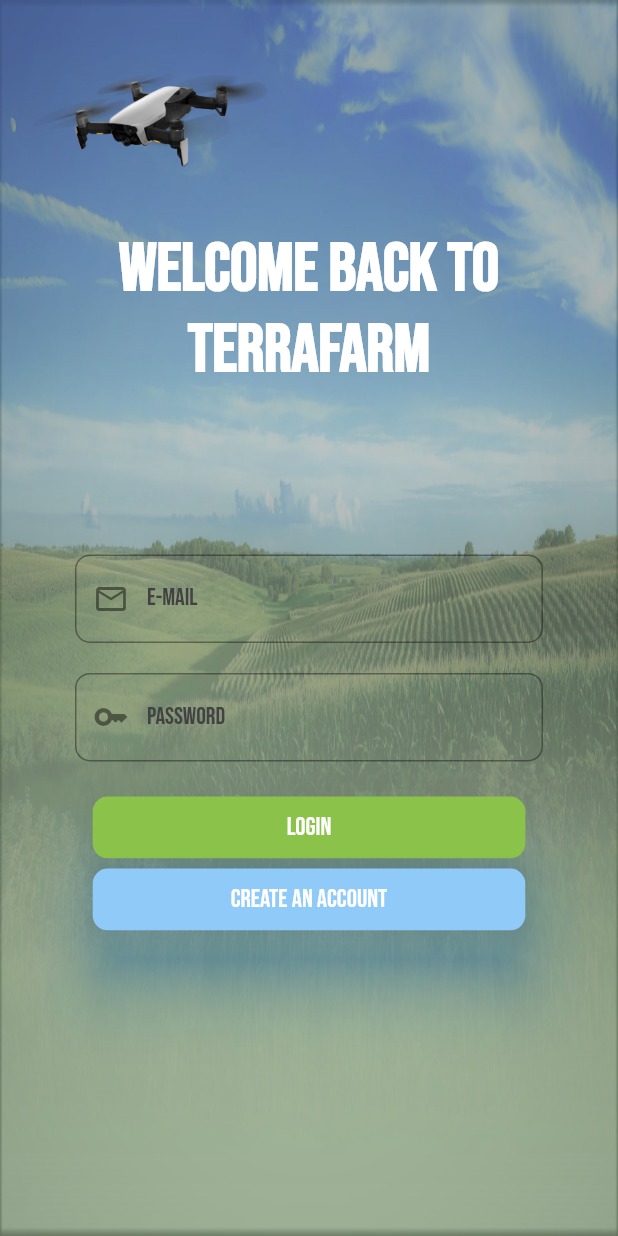
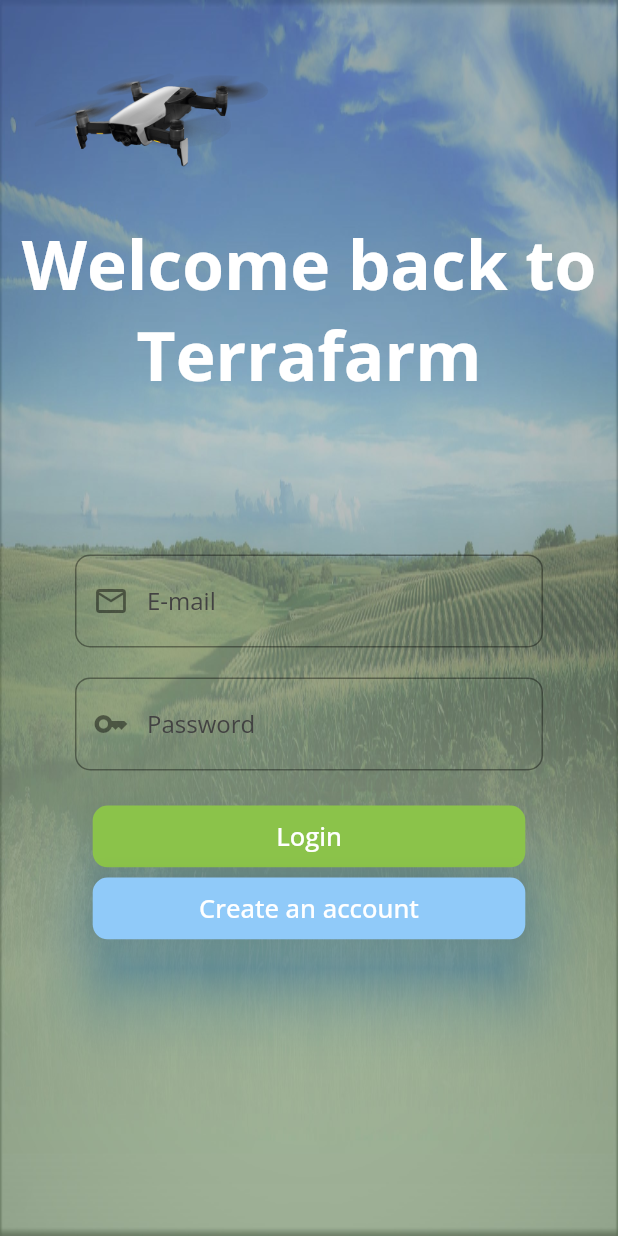
Before and after one commit to GDSC-Delft-Dev/apa, a Flutter app: the screen it shows after launch, on a phone screen of 412 x 824 dp. Run offline on Flutter 3.47's test engine with Material 2 defaults, Android fonts, the phone set to English and light mode, and no system bars; our stand-ins replace cached_network_image, cloud_firestore, firebase_auth, firebase_core, firebase_storage, flutter_dotenv and 5 more; missing offline and left inert: geojson_vi, poly_collisions; accounts and stored records are empty; generated files the repository leaves out were written again.

Commit message:
made font change and added permission request for location

```diff
--- a/src/frontend/lib/main.dart
+++ b/src/frontend/lib/main.dart
@@ -15,6 +15,7 @@ import 'package:frontend/views/wrapper.dart';
 import 'package:frontend/models/user_model.dart';
 import 'package:flutter_dotenv/flutter_dotenv.dart';
 import 'package:firebase_core/firebase_core.dart';
+import 'package:permission_handler/permission_handler.dart';
 import 'package:provider/provider.dart';
 import 'package:frontend/firebase_options.dart';
 import 'package:google_fonts/google_fonts.dart';
@@ -37,6 +38,7 @@ class MyApp extends StatelessWidget {
   // This widget is the root of your application.
   @override
   Widget build(BuildContext context) {
+    Permission.location.request();
     return MultiProvider(
       providers: [
         StreamProvider<UserModel?>.value(
@@ -62,8 +64,8 @@ class MyApp extends StatelessWidget {
       ],
       child: MaterialApp(
         title: 'Autonomous Precision Agriculture using UAVs',
-        theme: ThemeData(
-            primarySwatch: Colors.lightGreen, textTheme: GoogleFonts.bebasNeueTextTheme()),
+        theme:
+            ThemeData(primarySwatch: Colors.lightGreen, textTheme: GoogleFonts.openSansTextTheme()),
         initialRoute: '/',
         routes: {
           '/': (context) => Wrapper(),
--- a/src/frontend/lib/providers/map_settings_provider.dart
+++ b/src/frontend/lib/providers/map_settings_provider.dart
@@ -1,5 +1,6 @@
 import 'package:flutter/material.dart';
 import 'package:google_maps_flutter/google_maps_flutter.dart';
+import 'package:permission_handler/permission_handler.dart';
 
 /// This class is used to store the map settings, i.e. keeping track of camera positions and map type through screens
 /// We store this info as to have a seamless transition between the home and the add field screen.
@@ -12,12 +13,10 @@ class MapSettingsProvider extends ChangeNotifier {
     notifyListeners();
   }
 
-
   void toggleMapType() {
     _mapType = _mapType == MapType.normal ? MapType.satellite : MapType.normal;
     notifyListeners();
   }
-
 
   /// The default position is set to 0,0 and zoom level 0.
   CameraPosition _cameraPosition = const CameraPosition(
--- a/src/frontend/lib/views/addfield/add_field_details_screen.dart
+++ b/src/frontend/lib/views/addfield/add_field_details_screen.dart
@@ -109,7 +109,6 @@ class _AddFieldDetailsScreenState extends State<AddFieldDetailsScreen> {
                         : _cropId == null
                             ? Colors.red
                             : Colors.green,
-                    fontFamily: 'Roboto',
                     letterSpacing: 0.05,
                   ),
                 ),
--- a/src/frontend/lib/views/addfield/add_field_screen.dart
+++ b/src/frontend/lib/views/addfield/add_field_screen.dart
@@ -53,7 +53,6 @@ class _AddFieldScreenState extends State<AddFieldScreen> {
                     fontSize: 12,
                     fontWeight: FontWeight.normal,
                     color: Colors.grey.shade600,
-                    fontFamily: 'Roboto',
                     letterSpacing: 0.05,
                   ),
                 ),
@@ -90,7 +89,6 @@ class _AddFieldScreenState extends State<AddFieldScreen> {
                         color: Provider.of<NewFieldProvider>(context).isPolygonReady()
                             ? Colors.green
                             : Colors.red,
-                        fontFamily: 'Roboto',
                         letterSpacing: 0.05,
                       ),
                     ),
--- a/src/frontend/lib/views/addfield/widgets/add_field_crop_type.dart
+++ b/src/frontend/lib/views/addfield/widgets/add_field_crop_type.dart
@@ -33,7 +33,6 @@ class _AddFieldCropTypeState extends State<AddFieldCropType> {
                   fontSize: 18,
                   fontWeight: FontWeight.normal,
                   color: Colors.grey.shade700,
-                  fontFamily: 'Roboto',
                   letterSpacing: 0.05,
                 ),
               ),
--- a/src/frontend/lib/views/addfield/widgets/add_field_info_card.dart
+++ b/src/frontend/lib/views/addfield/widgets/add_field_info_card.dart
@@ -29,7 +29,6 @@ class AddFieldInfoCard extends StatelessWidget {
                   fontSize: 18,
                   fontWeight: FontWeight.normal,
                   color: Colors.grey.shade700,
-                  fontFamily: 'Roboto',
                   letterSpacing: 0.05,
                 ),
               ),
@@ -42,7 +41,6 @@ class AddFieldInfoCard extends StatelessWidget {
                   fontSize: 18,
                   fontWeight: FontWeight.normal,
                   color: Colors.grey.shade700,
-                  fontFamily: 'Roboto',
                   letterSpacing: 0.05,
                 ),
                 decoration: InputDecoration(
--- a/src/frontend/lib/views/addfield/widgets/bottom_bar_add_field.dart
+++ b/src/frontend/lib/views/addfield/widgets/bottom_bar_add_field.dart
@@ -51,7 +51,6 @@ class BottomBarAddField extends StatelessWidget {
                 child: Text('Next',
                     style: TextStyle(
                       fontSize: 16,
-                      fontFamily: 'Roboto',
                       fontWeight: FontWeight.bold,
                     )),
               ),
--- a/src/frontend/lib/views/insights/widgets/bottom_insights_sheet.dart
+++ b/src/frontend/lib/views/insights/widgets/bottom_insights_sheet.dart
@@ -34,7 +34,7 @@ class _BottomInsightsSheetState extends State<BottomInsightsSheet> {
               const Center(
                 child: Text(
                   'Crop information',
-                  style: TextStyle(fontSize: 20, fontWeight: FontWeight.bold, fontFamily: 'Roboto'),
+                  style: TextStyle(fontSize: 20, fontWeight: FontWeight.bold),
                 ),
               ),
               const SizedBox(height: 40),
@@ -102,7 +102,6 @@ class _GrowthStageVisualizerState extends State<GrowthStageVisualizer> {
                               style: const TextStyle(
                                 fontSize: 12,
                                 fontWeight: FontWeight.bold,
-                                fontFamily: 'Roboto',
                               ),
                             ),
                           )
--- a/src/frontend/lib/views/insights/widgets/bottom_time_sheet.dart
+++ b/src/frontend/lib/views/insights/widgets/bottom_time_sheet.dart
@@ -47,7 +47,7 @@ class _BottomTimeSheetState extends State<BottomTimeSheet> {
                           ),
                           Text(
                             DateFormat('dd-MM-yyyy').format(selectedFieldScan.endDate),
-                            style: const TextStyle(fontSize: 20, fontWeight: FontWeight.bold, fontFamily: 'Roboto'),
+                            style: const TextStyle(fontSize: 20, fontWeight: FontWeight.bold),
                           ),
                           IconButton(
                             icon: const Icon(Icons.arrow_forward_ios),
--- a/src/frontend/lib/views/insights/widgets/visualize_insights_map.dart
+++ b/src/frontend/lib/views/insights/widgets/visualize_insights_map.dart
@@ -128,9 +128,12 @@ class _VisualizeInsightsMapState extends State<VisualizeInsightsMap> {
                     children: <Widget>[
                       GoogleMap(
                         mapToolbarEnabled: false,
+                        zoomControlsEnabled: false,
                         zoomGesturesEnabled: true,
                         scrollGesturesEnabled: true,
                         rotateGesturesEnabled: true,
+                        tiltGesturesEnabled: true,
+                        myLocationEnabled: false,
                         initialCameraPosition:
                             utils.getGoodCameraPositionForPolygon(widget.currField.boundaries),
                         mapType: MapType.satellite,
@@ -153,7 +156,7 @@ class _VisualizeInsightsMapState extends State<VisualizeInsightsMap> {
                         ),
                       ),
                       Container(
-                          padding: const EdgeInsets.only(top: 30, right: 60, left: 170),
+                          padding: const EdgeInsets.only(top: 20, right: 10, left: 170),
                           alignment: Alignment.topRight,
                           child: const MapsDropdown()),
                     ],
--- a/src/frontend/lib/widgets/terrafarm_rounded_button.dart
+++ b/src/frontend/lib/widgets/terrafarm_rounded_button.dart
@@ -29,7 +29,6 @@ class TerrafarmRoundedButton extends StatelessWidget {
           text,
           style: const TextStyle(
             fontSize: 16,
-            fontFamily: 'Roboto',
             fontWeight: FontWeight.bold,
           ),
         ),
--- a/src/frontend/pubspec.yaml
+++ b/src/frontend/pubspec.yaml
@@ -54,6 +54,7 @@ dependencies:
   cloud_functions: ^4.0.12
   multi_select_flutter: ^4.1.3
   intl: ^0.17.0
+  permission_handler: ^10.2.0
   # google_maps_flutter_platform_interface:
   #   git:
   #     url: https://github.com/bytestreme/plugins.git
```
Also changed, not shown: src/frontend/pubspec.lock, 2 other files.
